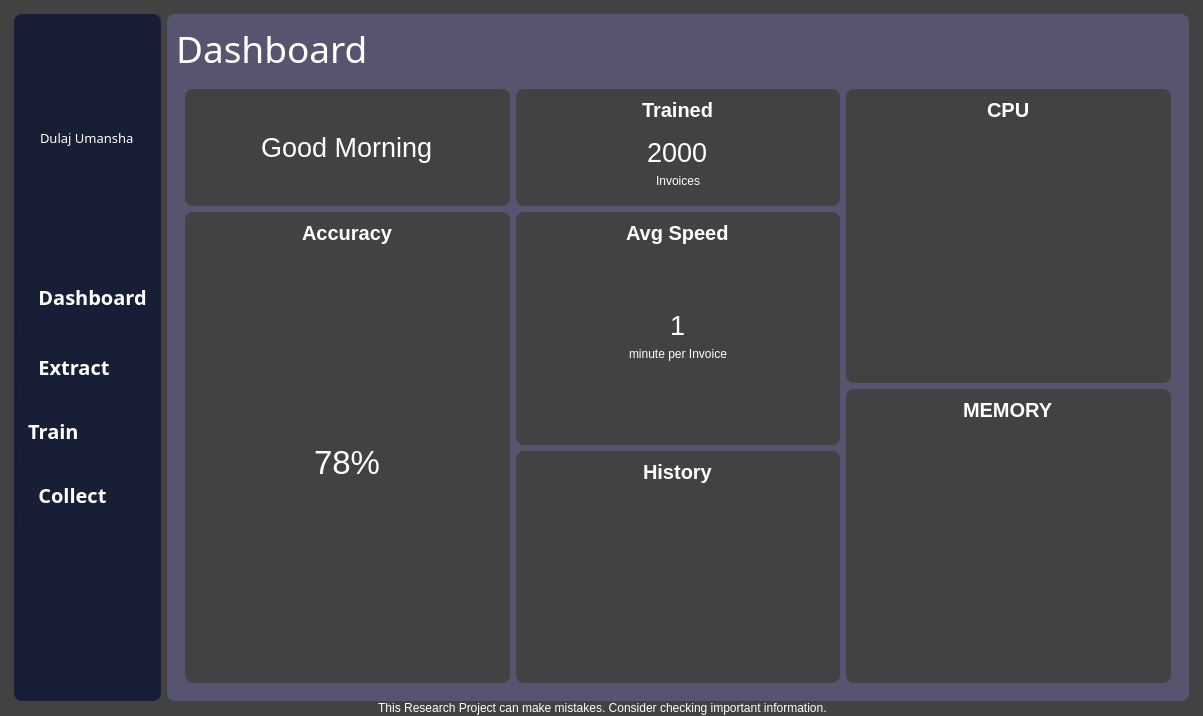
The window that __interface__/mainwindow.ui (DulajUmansha/Invoice-Number-Mining) describes before a commit, drawn with Qt 5.
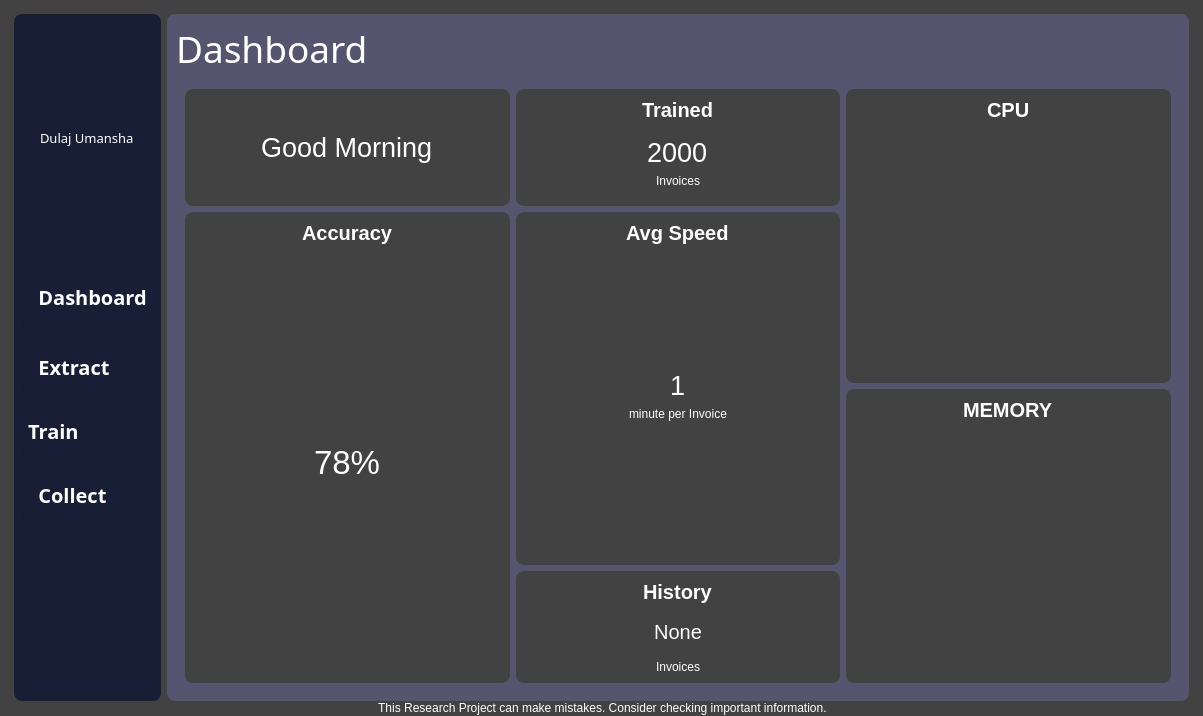
The same window after the commit. Icons and pictures are not drawn.

Commit message: Add Extraced History

Patch:
```diff
--- a/__interface__/mainwindow.ui
+++ b/__interface__/mainwindow.ui
@@ -187,9 +187,9 @@
 	border: solid;
 }
 QTableView{
-	background-color: rgba(0,0,0,50);
+	background-color: rgba(0,0,0,100);
 	color: rgb(255, 255, 255);
-	font-size:22px;
+	font-size:18px;
 }
 QTableView::item
 {
@@ -212,22 +212,21 @@
 	background-color: rgba(0,0,0,70);
 }
 
-
-QHeaderView::section,QTableCornerButton::section
+QHeaderView::section,QTableCornerButton:section
 {
 	font-size:18px;
     text-align:center;
     padding:3px;
     margin:0px;
 	color: rgb(255, 255, 255);
-	background-color: rgba(2,2,50,200);
-    border:1px solid #242424;
+	background-color: rgba(0,0,0,0);
+    border:0px;
 	border-radius: 8px;
 }
 QHeaderView::section:selected
 {
     color:#FFFFFF;
-    border:1px solid #242424;
+    border:0px solid;
 }</string>
   </property>
   <widget class="QWidget" name="centralwidget">
@@ -898,19 +897,26 @@
                    </property>
                   </widget>
                  </item>
-                 <item row="1" column="0">
-                  <widget class="QFrame" name="frame_11">
-                   <property name="sizePolicy">
-                    <sizepolicy hsizetype="Expanding" vsizetype="Expanding">
-                     <horstretch>0</horstretch>
-                     <verstretch>0</verstretch>
-                    </sizepolicy>
+                 <item row="1" column="0" alignment="Qt::AlignHCenter|Qt::AlignBottom">
+                  <widget class="QPushButton" name="historyCountBtn">
+                   <property name="cursor">
+                    <cursorShape>PointingHandCursor</cursorShape>
                    </property>
-                   <property name="frameShape">
-                    <enum>QFrame::StyledPanel</enum>
+                   <property name="layoutDirection">
+                    <enum>Qt::LeftToRight</enum>
                    </property>
-                   <property name="frameShadow">
-                    <enum>QFrame::Raised</enum>
+                   <property name="autoFillBackground">
+                    <bool>false</bool>
+                   </property>
+                   <property name="text">
+                    <string>None</string>
+                   </property>
+                  </widget>
+                 </item>
+                 <item row="2" column="0" alignment="Qt::AlignHCenter|Qt::AlignTop">
+                  <widget class="QLabel" name="label_25">
+                   <property name="text">
+                    <string>Invoices</string>
                    </property>
                   </widget>
                  </item>
```
Left out of the diff: 12 changed lines with no effect on the pictures. The commit also changes 12 other files.
